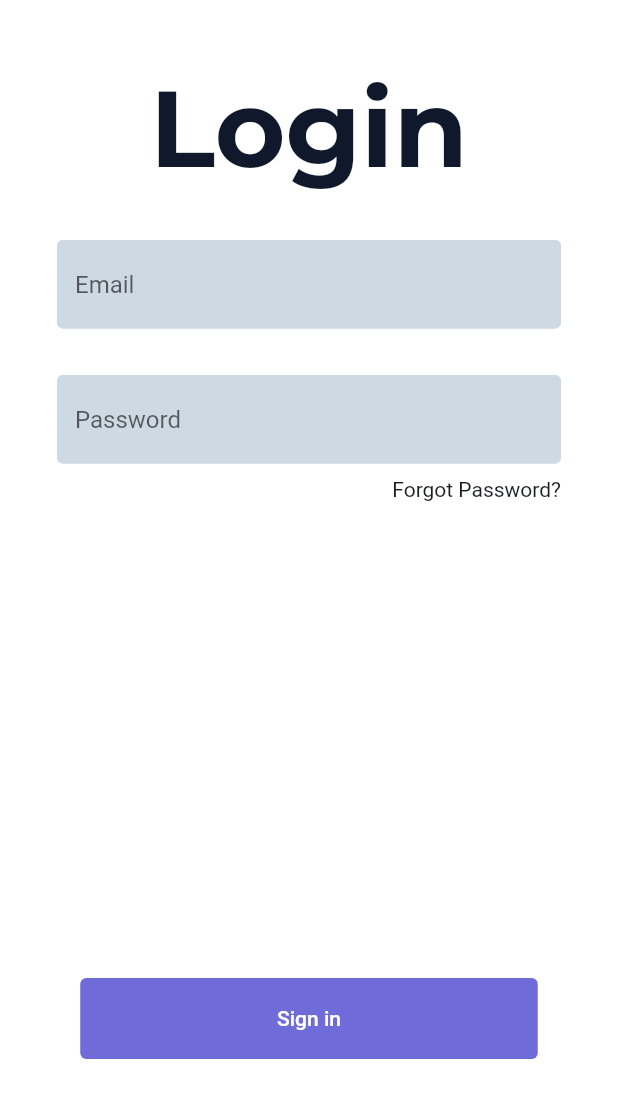
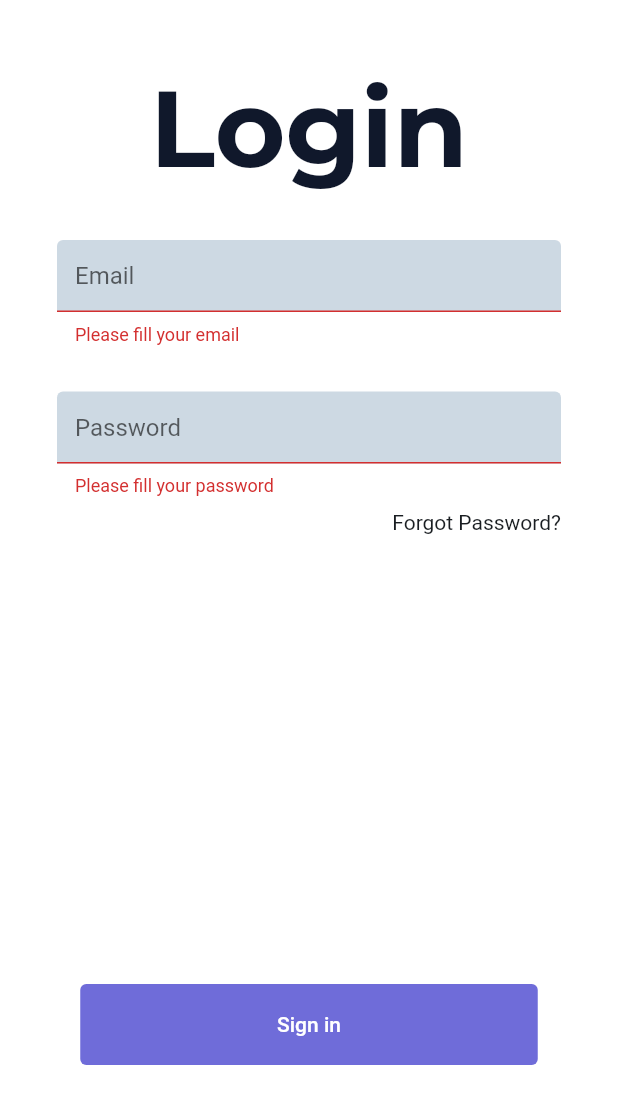
Before and after one commit to redbiiddsun/cpe_application, a Flutter app: the screen it shows after launch, after a tap on "Sign in", on a phone screen of 412 x 824 dp. Shown: the top 1104 px of the screen. Run offline on Flutter 3.47's test engine with Material 2 defaults, Android fonts, the light colour scheme and no system bars; our stand-ins replace email_validator; project files that could hold a hidden picture were left out.

Commit message:
Complete Login screen

```diff
--- a/lib/screens/login/login.dart
+++ b/lib/screens/login/login.dart
@@ -1,3 +1,5 @@
+import 'package:cpe_application/routing_constants.dart';
+import 'package:email_validator/email_validator.dart';
 import 'package:flutter/material.dart';
 
 class Login extends StatefulWidget {
@@ -8,6 +10,10 @@ class Login extends StatefulWidget {
 }
 
 class _LoginState extends State<Login> {
+  final _formKey = GlobalKey<FormState>();
+
+  var _controller = TextEditingController();
+
   @override
   Widget build(BuildContext context) {
     return Scaffold(
@@ -21,6 +27,8 @@ class _LoginState extends State<Login> {
             child: Padding(
               padding: const EdgeInsets.only(
                   top: 41, bottom: 41, left: 38, right: 38),
+              child: Form(
+                key: _formKey,
                 child: Column(
                   mainAxisAlignment: MainAxisAlignment.start,
                   children: [
@@ -37,7 +45,7 @@ class _LoginState extends State<Login> {
                       padding: const EdgeInsets.only(top: 31),
                       child: TextFormField(
                         validator: (value) {
-                        if (value!.isEmpty) {
+                          if (EmailValidator.validate(value!) | value.isEmpty) {
                             return 'Please fill your email';
                           } else {}
                         },
@@ -68,9 +76,10 @@ class _LoginState extends State<Login> {
                     Padding(
                       padding: const EdgeInsets.only(top: 31),
                       child: TextFormField(
+                        obscureText: true,
                         validator: (value) {
                           if (value!.isEmpty) {
-                          return 'Please fill your email';
+                            return 'Please fill your password';
                           } else {}
                         },
                         decoration: InputDecoration(
@@ -99,34 +108,44 @@ class _LoginState extends State<Login> {
                     ),
                     Row(
                       mainAxisAlignment: MainAxisAlignment.end,
-                    children: const [
+                      children: [
                         Padding(
-                        padding: EdgeInsets.only(top: 9),
-                        child: Text(
+                          padding: const EdgeInsets.only(top: 9),
+                          child: GestureDetector(
+                            onTap: () {
+                              Navigator.pushNamed(context, ForgotPasswordRoute);
+                            },
+                            child: const Text(
                               "Forgot Password?",
                               style: TextStyle(color: Color(0xFF191D21)),
+                            ),
                           ),
                         )
                       ],
                     ),
-                  const SizedBox(
-                    height: 318,
-                  ),
-                  Container(
+                    Align(
+                      alignment: Alignment.bottomCenter,
+                      child: Container(
                         constraints: const BoxConstraints(maxWidth: 350),
+                        margin: const EdgeInsets.only(top: 300),
                         width: 305,
                         height: 54,
                         child: TextButton(
-                      onPressed: () {},
+                          onPressed: () {
+                            if (_formKey.currentState!.validate()) {
+                              //Navigator.pushReplacementNamed(context, MainRoute);
+                            } else {}
+                          },
                           child: const Text(
                             "Sign in",
                             style: TextStyle(color: Colors.white),
                           ),
                           style: ButtonStyle(
-                        overlayColor:
-                            MaterialStateProperty.all(const Color(0xFFCDD9E3)),
-                        backgroundColor:
-                            MaterialStateProperty.all(const Color(0xFF6F6CD9)),
+                            overlayColor: MaterialStateProperty.all(
+                                const Color(0xFFCDD9E3)),
+                            backgroundColor: MaterialStateProperty.all(
+                                const Color(0xFF6F6CD9)),
+                          ),
                         ),
                       ),
                     )
@@ -136,6 +155,7 @@ class _LoginState extends State<Login> {
             ),
           ),
         ),
+      ),
     );
   }
 }
```
Lines whose indentation alone changed are shown as unchanged.
